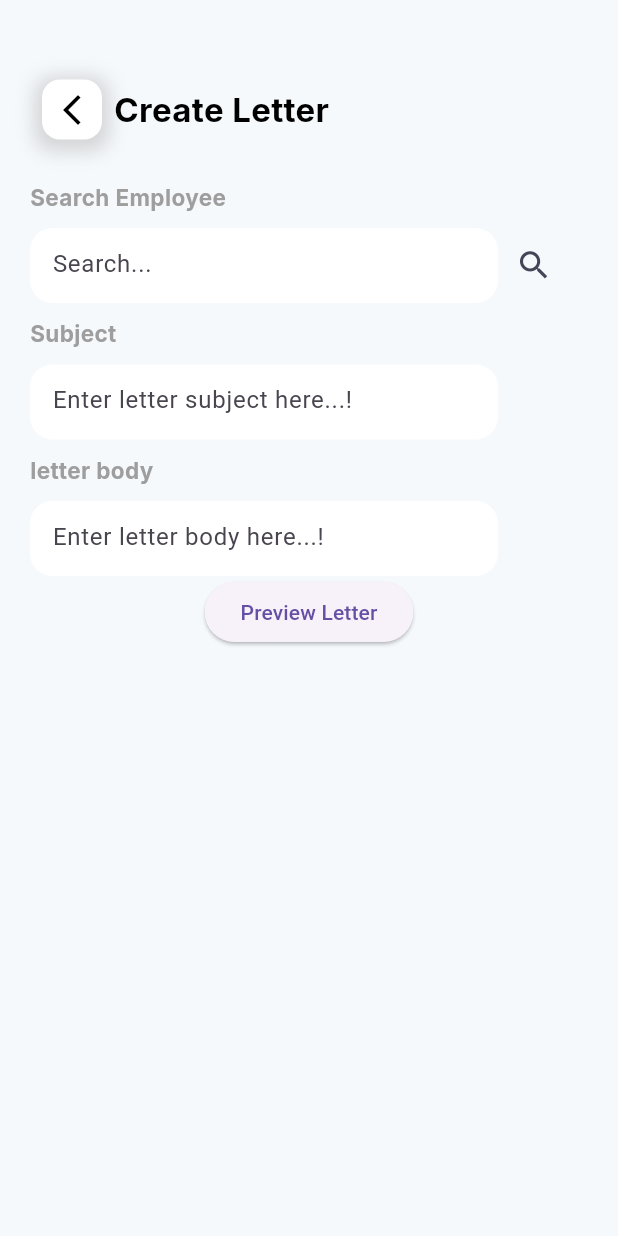
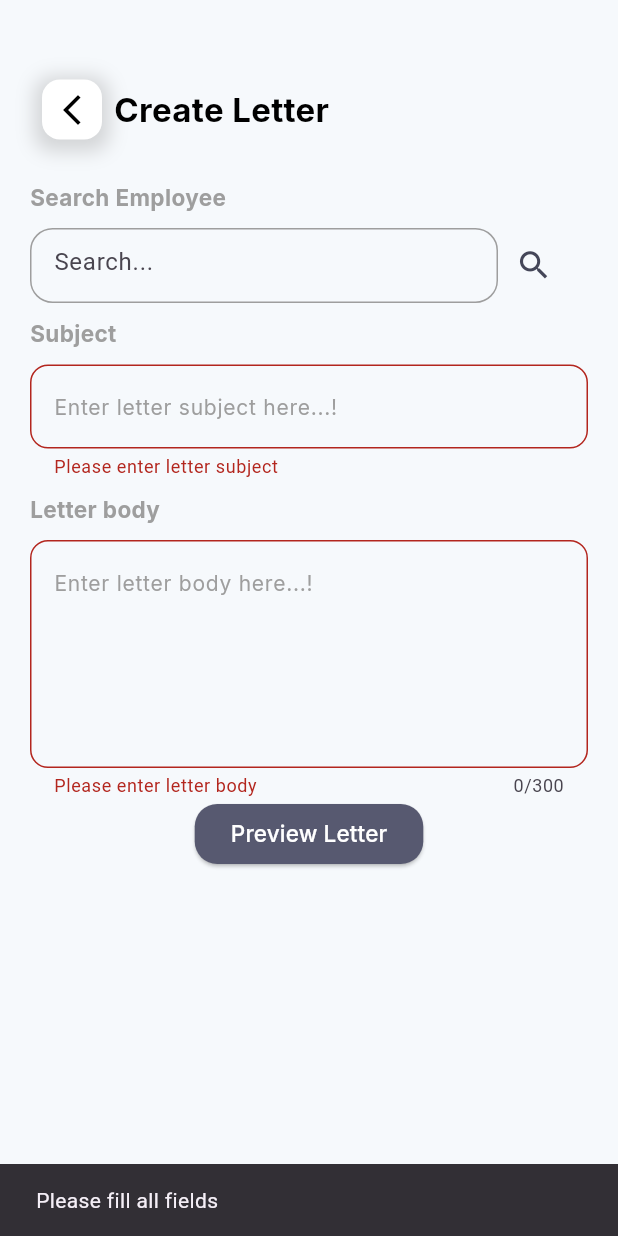
Before and after one commit to NasTecSol/Nas-HR-Mob, a Flutter app: the CreateHrLetterScreen screen opened directly, after a tap on "Preview Letter", on a phone screen of 412 x 824 dp. Run offline on Flutter 3.47's test engine with Material 3 defaults, Android fonts, the phone set to English and light mode, and no system bars; our stand-ins replace animated_bottom_navigation_bar, file_picker, firebase_core, firebase_messaging, flutter_image_compress, geolocator and 8 more; missing offline and left inert: mapbox_maps_flutter; accounts and stored records are empty; generated files the repository leaves out were written again; network calls fail; project files that could hold a hidden picture were left out.

Commit message:
29-04-2025
29-04-2025

```diff
--- a/lib/l10n/app_en.arb
+++ b/lib/l10n/app_en.arb
@@ -906,5 +906,11 @@
   "complaintAgainstColleague":"Complaint Against Colleague",
   "complaintAgainstSupervisor":"Complaint Against Supervisor",
   "generalComplaint":"General Complaint",
-  "createLetter":"Create Letter"
+  "createLetter":"Create Letter",
+  "enterLetterSubjectHere":"Enter letter subject here...!",
+  "enterLetterBodyHere":"Enter letter body here...!",
+  "previewLetter":"Preview Letter",
+  "pleaseEnterLetterBody":"Please enter letter body",
+  "pleaseEnterLetterSubject":"Please enter letter subject",
+  "letterBody":"Letter body"
 }
--- a/lib/screens/create_hr_letter_screen.dart
+++ b/lib/screens/create_hr_letter_screen.dart
@@ -7,6 +7,7 @@ import 'package:flutter/material.dart';
 import 'package:google_fonts/google_fonts.dart';
 import 'package:http/http.dart' as http;
 import 'package:intl/intl.dart';
+import 'package:lottie/lottie.dart';
 import 'package:nashr/singleton_class.dart';
 import 'package:nashr/widgets/colors.dart';
 import 'package:flutter_gen/gen_l10n/app_localizations.dart';
@@ -34,22 +35,28 @@ class _CreateHrLetterScreenState extends State<CreateHrLetterScreen> {
   String? templateDocUrl;
   String parsedTemplateText = '';
   Uint8List? _generatedDocxBytes;
+  String _characterCount = "0/300";
+  bool _isLoading = false;
+  final GlobalKey<FormState> _formKey = GlobalKey();
 
   @override
-  void initState(){
+  void initState() {
     super.initState();
     getTemplate();
-    setState(() {
+    setState(() {});
+  }
 
-    });
-  }
   @override
   Widget build(BuildContext context) {
-    return  Scaffold(
+    return Scaffold(
       backgroundColor: NasColors.backGround,
       body: Padding(
         padding: const EdgeInsets.only(top: 45.0, left: 20, right: 20),
-        child: Column(
+        child: Form(
+          key: _formKey,
+          child: Stack(
+              children: [
+            Column(
               children: [
                 Row(
                   children: [
@@ -85,7 +92,6 @@ class _CreateHrLetterScreenState extends State<CreateHrLetterScreen> {
                         color: Colors.black,
                       ),
                     ),
-
                   ],
                 ),
                 const SizedBox(height: 20),
@@ -117,13 +123,11 @@ class _CreateHrLetterScreenState extends State<CreateHrLetterScreen> {
                               margin: const EdgeInsets.all(3),
                               decoration: BoxDecoration(
                                 borderRadius:
-                            const BorderRadius.all(
-                                Radius.circular(15)),
+                                    const BorderRadius.all(Radius.circular(15)),
                                 color: NasColors.lightBlue,
                                 boxShadow: [
                                   BoxShadow(
-                                color: Colors.grey
-                                    .withValues(alpha: 0.3),
+                                    color: Colors.grey.withValues(alpha: 0.3),
                                     spreadRadius: 1,
                                     blurRadius: 5,
                                     offset: const Offset(0, 0),
@@ -140,24 +144,20 @@ class _CreateHrLetterScreenState extends State<CreateHrLetterScreen> {
                                     decoration: const BoxDecoration(
                                       shape: BoxShape.circle,
                                       image: DecorationImage(
-                                    image: AssetImage(
-                                        "images/DP.png"),
+                                        image: AssetImage("images/DP.png"),
                                         fit: BoxFit.fill,
                                       ),
                                     ),
                                   ),
                                   const SizedBox(width: 5),
                                   Column(
-                                crossAxisAlignment:
-                                CrossAxisAlignment.center,
+                                    crossAxisAlignment: CrossAxisAlignment.center,
                                     children: [
                                       Text(
-                                    employee!.employeeName ??
-                                        "Unknown",
+                                        employee!.employeeName ?? "Unknown",
                                         style: GoogleFonts.inter(
                                           fontSize: 15,
-                                      fontWeight:
-                                      FontWeight.bold,
+                                          fontWeight: FontWeight.bold,
                                           color: Colors.white,
                                         ),
                                         overflow: TextOverflow
@@ -167,8 +167,7 @@ class _CreateHrLetterScreenState extends State<CreateHrLetterScreen> {
                                         employee.empId ?? "Unknown",
                                         style: GoogleFonts.inter(
                                           fontSize: 11,
-                                      fontWeight:
-                                      FontWeight.w500,
+                                          fontWeight: FontWeight.w500,
                                           color: Colors.white,
                                         ),
                                       ),
@@ -177,15 +176,13 @@ class _CreateHrLetterScreenState extends State<CreateHrLetterScreen> {
                                 ],
                               ),
                             ),
-                        // Small remove button on top-right
                             Positioned(
                               top: 0,
                               right: 0,
                               child: GestureDetector(
                                 onTap: () {
                                   setState(() {
-                                _selectedEmployees
-                                    .remove(employee);
+                                    _selectedEmployees.remove(employee);
                                   });
                                 },
                                 child: Container(
@@ -193,13 +190,11 @@ class _CreateHrLetterScreenState extends State<CreateHrLetterScreen> {
                                     shape: BoxShape.circle,
                                     color: Colors.red,
                                   ),
-                              padding:
-                              const EdgeInsets.all(4.0),
-                              // Adjust padding for icon size
+                                  padding: const EdgeInsets.all(4.0),
                                   child: const Icon(
                                     Icons.close,
                                     color: Colors.white,
-                                size: 16, // Adjust icon size
+                                    size: 16,
                                   ),
                                 ),
                               ),
@@ -218,15 +213,15 @@ class _CreateHrLetterScreenState extends State<CreateHrLetterScreen> {
                       padding: const EdgeInsets.symmetric(
                           horizontal: 15, vertical: 10),
                       decoration: BoxDecoration(
-                    color: Colors.white,
+                        color: Colors.transparent,
+                        border: Border.all(color: Colors.grey),
                         borderRadius: BorderRadius.circular(15),
                       ),
                       child: TextFormField(
                         cursorColor: Colors.grey,
                         controller: _searchController,
                         decoration: InputDecoration(
-                      hintText:
-                      '${AppLocalizations.of(context)!.search}...',
+                          hintText: '${AppLocalizations.of(context)!.search}...',
                           border: InputBorder.none,
                         ),
                       ),
@@ -280,20 +275,17 @@ class _CreateHrLetterScreenState extends State<CreateHrLetterScreen> {
                                 decoration: const BoxDecoration(
                                   shape: BoxShape.circle,
                                   image: DecorationImage(
-                                  image:
-                                  AssetImage("images/DP.png"),
+                                    image: AssetImage("images/DP.png"),
                                     fit: BoxFit.fill,
                                   ),
                                 ),
                               ),
                               const SizedBox(width: 10),
                               Column(
-                              crossAxisAlignment:
-                              CrossAxisAlignment.start,
+                                crossAxisAlignment: CrossAxisAlignment.start,
                                 children: [
                                   Text(
-                                  employee.employeeName ??
-                                      "Unknown",
+                                    employee.employeeName ?? "Unknown",
                                     style: GoogleFonts.inter(
                                         fontSize: 18,
                                         fontWeight: FontWeight.bold,
@@ -352,34 +344,36 @@ class _CreateHrLetterScreenState extends State<CreateHrLetterScreen> {
                   ],
                 ),
                 SizedBox(height: 10),
-            Row(
-              children: [
-                Container(
-                  height: 50,
-                  width: MediaQuery.of(context).size.width - 100,
-                  padding: const EdgeInsets.symmetric(
-                      horizontal: 15, vertical: 10),
-                  decoration: BoxDecoration(
-                    color: Colors.white,
-                    borderRadius: BorderRadius.circular(15),
-                  ),
-                  child: TextFormField(
+                TextFormField(
+                  validator: (value) {
+                    if (value!.isEmpty) {
+                      return AppLocalizations.of(context)!.pleaseEnterLetterSubject;
+                    }
+                    return null;
+                  },
                   cursorColor: Colors.grey,
                   controller: _letterSubject,
                   decoration: InputDecoration(
-                      hintText:
-                      'Enter letter subject here...!',
-                      border: InputBorder.none,
+                    hintText: AppLocalizations.of(context)!.enterLetterSubjectHere,
+                    border: OutlineInputBorder(
+                      borderRadius: BorderRadius.circular(12.0),
+                      borderSide: const BorderSide(color: Colors.grey),
+                    ),
+                    focusedBorder: OutlineInputBorder(
+                      borderRadius: BorderRadius.circular(12.0),
+                      borderSide: const BorderSide(color: Colors.grey),
+                    ),
+                    hintStyle: GoogleFonts.inter(
+                      fontSize: 14,
+                      color: Colors.grey,
                     ),
                   ),
-                ),
-              ],
                 ),
                 SizedBox(height: 10),
                 Row(
                   children: [
                     Text(
-                  "letter body",
+                      AppLocalizations.of(context)!.letterBody,
                       style: GoogleFonts.inter(
                         fontSize: 15,
                         fontWeight: FontWeight.bold,
@@ -389,31 +383,52 @@ class _CreateHrLetterScreenState extends State<CreateHrLetterScreen> {
                   ],
                 ),
                 SizedBox(height: 10),
-            Row(
-              children: [
-                Container(
-                  height: 50,
-                  width: MediaQuery.of(context).size.width - 100,
-                  padding: const EdgeInsets.symmetric(
-                      horizontal: 15, vertical: 10),
-                  decoration: BoxDecoration(
-                    color: Colors.white,
-                    borderRadius: BorderRadius.circular(15),
-                  ),
-                  child: TextFormField(
+                TextFormField(
+                  validator: (value) {
+                    if (value!.isEmpty) {
+                      return AppLocalizations.of(context)!.pleaseEnterLetterBody;
+                    }
+                    return null;
+                  },
                   cursorColor: Colors.grey,
                   controller: _letterBody,
+                  maxLength: 300,
+                  maxLines: 5,
+                  onChanged: (text) {
+                    setState(() {
+                      _characterCount = "${text.length}/300";
+                    });
+                  },
                   decoration: InputDecoration(
-                      hintText:
-                      'Enter letter body here...!',
-                      border: InputBorder.none,
+                    hintText: AppLocalizations.of(context)!.enterLetterBodyHere,
+                    hintStyle: GoogleFonts.inter(
+                      fontSize: 14,
+                      color: Colors.grey,
+                    ),
+                    border: OutlineInputBorder(
+                      borderRadius: BorderRadius.circular(12.0),
+                      borderSide: const BorderSide(color: Colors.grey),
+                    ),
+                    focusedBorder: OutlineInputBorder(
+                      borderRadius: BorderRadius.circular(12.0),
+                      borderSide: const BorderSide(color: Colors.grey),
                     ),
                   ),
                 ),
-              ],
+                ElevatedButton(
+                  style: ElevatedButton.styleFrom(
+                    backgroundColor: NasColors.lightBlue, // background color
+                    shape: RoundedRectangleBorder(
+                      borderRadius: BorderRadius.circular(15),
+                      // rounded corners
+                      side: BorderSide(
+                          color: Colors.transparent,
+                          width: 2), // border color and width
                     ),
-            ElevatedButton(
+                  ),
                   onPressed: () async {
+                    if(_formKey.currentState!.validate()){
+                      if(_selectedEmployees.isNotEmpty){
                         await downloadAndSaveDocx(templateDocUrl!);
                         if (_generatedDocxBytes == null) {
                           ScaffoldMessenger.of(context).showSnackBar(
@@ -437,26 +452,64 @@ class _CreateHrLetterScreenState extends State<CreateHrLetterScreen> {
                         } else {
                           print("File does not exist: $filePath");
                         }
+                      } else {
+                        ScaffoldMessenger.of(context).showSnackBar(
+                          SnackBar(
+                            content: Text(AppLocalizations.of(context)!.selectAssignee),
+                            duration: Duration(seconds: 4),
+                          ),
+                        );
+                      }
+                    } else {
+                      ScaffoldMessenger.of(context).showSnackBar(
+                         SnackBar(
+                          content: Text(AppLocalizations.of(context)!.pleaseFillAllFields),
+                          duration: Duration(seconds: 4),
+                        ),
+                      );
+                    }
                   },
-              child: const Text("Preview Letter"),
+                  child: Text(
+                    AppLocalizations.of(context)!.previewLetter,
+                    style: GoogleFonts.inter(
+                      fontSize: 15,
+                      color: Colors.white,
                     ),
-
-
+                  ),
+                ),
               ],
+            ),
+                if(_isLoading == true)...[
+                  Center(child:  SizedBox(
+                    height: 200,
+                    width: 200,
+                    child: Lottie.asset(
+                        'images/loader.json'
+                    ),
+                  ),)
+                ]
+          ]),
         ),
       ),
     );
   }
+
   //Search Call
   Future<void> getSearchEmployeeData() async {
     String employeeId = _searchController.text.trim();
     if (employeeId.isEmpty) return;
 
+    setState(() {
+      _isLoading = true;
+    });
     var client = http.Client();
     var uri = Uri.parse(
         '${singletonClass.baseURL}/employee/getDataByEMPId/$employeeId');
 
     var response = await client.get(uri);
+    setState(() {
+      _isLoading = false;
+    });
     if (response.statusCode == 200) {
       var responseBody = json.decode(response.body);
       var employeeData = SearchEmployeeData.fromJson(responseBody);
@@ -492,7 +545,8 @@ class _CreateHrLetterScreenState extends State<CreateHrLetterScreen> {
 
   //API CALL
   Future<void> getTemplate() async {
-    final response = await http.get(Uri.parse('${singletonClass.baseURL}/documents'));
+    final response =
+        await http.get(Uri.parse('${singletonClass.baseURL}/documents'));
     if (response.statusCode == 200) {
       final jsonData = json.decode(response.body);
       final templates = jsonData['data']?['data'] as List<dynamic>?;
@@ -506,7 +560,8 @@ class _CreateHrLetterScreenState extends State<CreateHrLetterScreen> {
       );
 
       if (defaultTemplate != null) {
-        final fileUrl = defaultTemplate['objectDetails']?['parameters']?['documentUrl'];
+        final fileUrl =
+            defaultTemplate['objectDetails']?['parameters']?['documentUrl'];
         if (fileUrl != null) {
           templateDocUrl = fileUrl;
         }
@@ -515,20 +570,28 @@ class _CreateHrLetterScreenState extends State<CreateHrLetterScreen> {
   }
 
   Future<void> downloadAndSaveDocx(String url) async {
+    setState(() {
+      _isLoading = true;
+    });
     try {
       final directory = await getApplicationDocumentsDirectory();
       final filePath = '${directory.path}/hr_letter_template.docx';
       final file = File(filePath);
 
       if (await file.exists()) {
-        final bytes = await file.readAsBytes();
         await parseDocxTemplate();
+        setState(() {
+          _isLoading = false;
+        });
         return;
       }
 
       final response = await http.get(Uri.parse(url));
       if (response.statusCode == 200) {
         await file.writeAsBytes(response.bodyBytes);
+        setState(() {
+          _isLoading = false;
+        });
       } else {
         log("Failed to download template file.");
       }
@@ -536,7 +599,6 @@ class _CreateHrLetterScreenState extends State<CreateHrLetterScreen> {
       log("Error downloading/saving template: $e");
     }
   }
-
 
   Future<void> parseDocxTemplate() async {
     try {
@@ -563,7 +625,8 @@ class _CreateHrLetterScreenState extends State<CreateHrLetterScreen> {
       final emp = _selectedEmployees.first;
       final now = DateFormat('yyyy-MM-dd').format(DateTime.now());
 
-      final senderInfo = singletonClass.employeeDataList.first.data!.employeeInfo!.first;
+      final senderInfo =
+          singletonClass.employeeDataList.first.data!.employeeInfo!.first;
 
       final replacements = {
         'currentDate': now,
@@ -571,7 +634,8 @@ class _CreateHrLetterScreenState extends State<CreateHrLetterScreen> {
         'employeeDesignation': emp?.designation ?? 'N/A',
         'employeeDepartment': emp?.department ?? 'N/A',
         'letterSubject': _letterSubject.text,
-        'senderName': singletonClass.employeeDataList.first.data!.userName ?? 'HR Team',
+        'senderName':
+            singletonClass.employeeDataList.first.data!.userName ?? 'HR Team',
         'senderDepartment': senderInfo.depName ?? 'HR Department',
       };
 
@@ -590,7 +654,8 @@ class _CreateHrLetterScreenState extends State<CreateHrLetterScreen> {
         if (texts.isEmpty) continue;
         String fullText = texts.map((node) => node.innerText).join('');
         if (fullText.contains('{senderDesignation}')) {
-          fullText = fullText.replaceAll('{senderDesignation}', senderInfo.designation);
+          fullText = fullText.replaceAll(
+              '{senderDesignation}', senderInfo.designation);
           for (final node in texts) {
             node.innerText = '';
           }
@@ -621,21 +686,30 @@ class _CreateHrLetterScreenState extends State<CreateHrLetterScreen> {
           if (imageBytes.isNotEmpty) {
             const imageFileName = 'signature.png';
             const mediaPath = 'word/media/$imageFileName';
-            originalArchive.addFile(ArchiveFile(mediaPath, imageBytes.length, imageBytes));
-            final relationshipsEntry = originalArchive.files.firstWhere((file) => file.name == 'word/_rels/document.xml.rels',);
-            final relationshipsXml = xml.XmlDocument.parse(utf8.decode(relationshipsEntry.content));
+            originalArchive
+                .addFile(ArchiveFile(mediaPath, imageBytes.length, imageBytes));
+            final relationshipsEntry = originalArchive.files.firstWhere(
+              (file) => file.name == 'word/_rels/document.xml.rels',
+            );
+            final relationshipsXml =
+                xml.XmlDocument.parse(utf8.decode(relationshipsEntry.content));
             const imageRelId = 'rId123';
             relationshipsXml.rootElement.children.add(
               xml.XmlElement(
                 xml.XmlName('Relationship'),
                 [
                   xml.XmlAttribute(xml.XmlName('Id'), imageRelId),
-                  xml.XmlAttribute(xml.XmlName('Type'), 'http://schemas.openxmlformats.org/officeDocument/2006/relationships/image'),
-                  xml.XmlAttribute(xml.XmlName('Target'), 'media/$imageFileName'),
+                  xml.XmlAttribute(xml.XmlName('Type'),
+                      'http://schemas.openxmlformats.org/officeDocument/2006/relationships/image'),
+                  xml.XmlAttribute(
+                      xml.XmlName('Target'), 'media/$imageFileName'),
                 ],
               ),
             );
-            originalArchive.addFile(ArchiveFile('word/_rels/document.xml.rels', relationshipsXml.toXmlString(pretty: true).length, utf8.encode(relationshipsXml.toXmlString(pretty: true))));
+            originalArchive.addFile(ArchiveFile(
+                'word/_rels/document.xml.rels',
+                relationshipsXml.toXmlString(pretty: true).length,
+                utf8.encode(relationshipsXml.toXmlString(pretty: true))));
             for (final paragraph in documentXml.findAllElements('w:p')) {
               final texts = paragraph.findAllElements('w:t');
               if (texts.isEmpty) continue;
@@ -680,15 +754,14 @@ class _CreateHrLetterScreenState extends State<CreateHrLetterScreen> {
 </w:r>
 ''';
 
-                final newDrawingNode = xml.XmlDocument.parse(imageXml).rootElement;
+                final newDrawingNode =
+                    xml.XmlDocument.parse(imageXml).rootElement;
                 paragraph.children.add(newDrawingNode.copy());
                 print('Signature image URL: $signatureUrl');
               }
             }
             if (mounted) {
-              setState(() {
-
-              });
+              setState(() {});
             }
           }
         } else {
@@ -701,7 +774,8 @@ class _CreateHrLetterScreenState extends State<CreateHrLetterScreen> {
       final updatedArchive = Archive();
       for (final file in originalArchive) {
         if (file.name == 'word/document.xml') {
-          updatedArchive.addFile(ArchiveFile.noCompress('word/document.xml', updatedXml.length, updatedXml));
+          updatedArchive.addFile(ArchiveFile.noCompress(
+              'word/document.xml', updatedXml.length, updatedXml));
         } else {
           updatedArchive.addFile(file);
         }
@@ -722,10 +796,8 @@ class _CreateHrLetterScreenState extends State<CreateHrLetterScreen> {
       }
     }
   }
+}
 
-
-
-}
 //DUMMY MODEL
 class SearchedResultForLetter {
   dynamic empId;
--- a/lib/screens/document_screen.dart
+++ b/lib/screens/document_screen.dart
@@ -83,6 +83,7 @@ class _DocumentScreenState extends State<DocumentScreen> {
                           ),
                         ),
                         const Spacer(),
+                        if (singletonClass.getJWTModel()?.grade == 'L0' || singletonClass.getJWTModel()?.grade == 'L1')
                         IconButton(
                           onPressed: () {
                            Navigator.push(context, MaterialPageRoute(builder: (context)=> CreateHrLetterScreen()));
```
Also changed, not shown: lib/l10n/app_ar.arb (+7 -2 lines), lib/request_controller/task_model.dart (+110 -116 lines), lib/screens/company_selection_screen.dart (added, +88 -0 lines), lib/screens/project_screen.dart (+5 -23 lines), lib/screens/task_detail_screen.dart (+4 -4 lines). Lines whose indentation alone changed are shown as unchanged.
